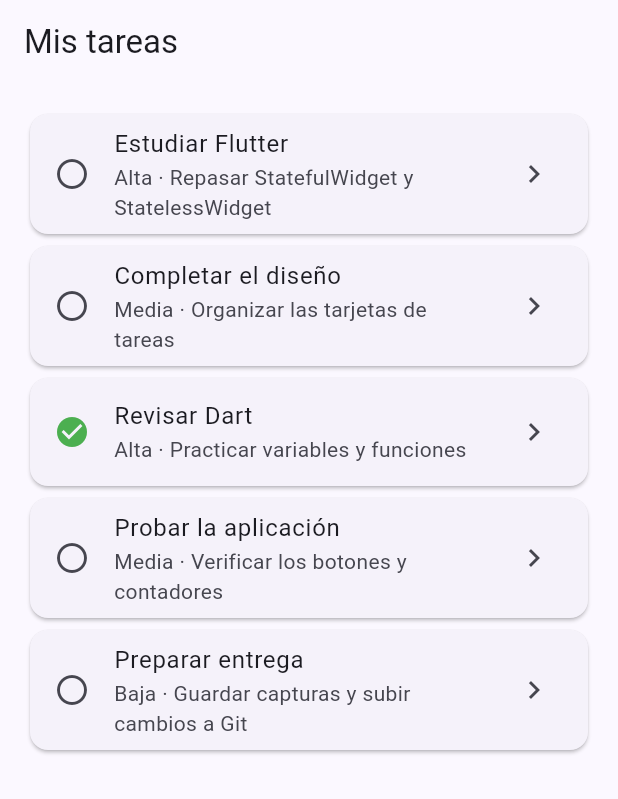
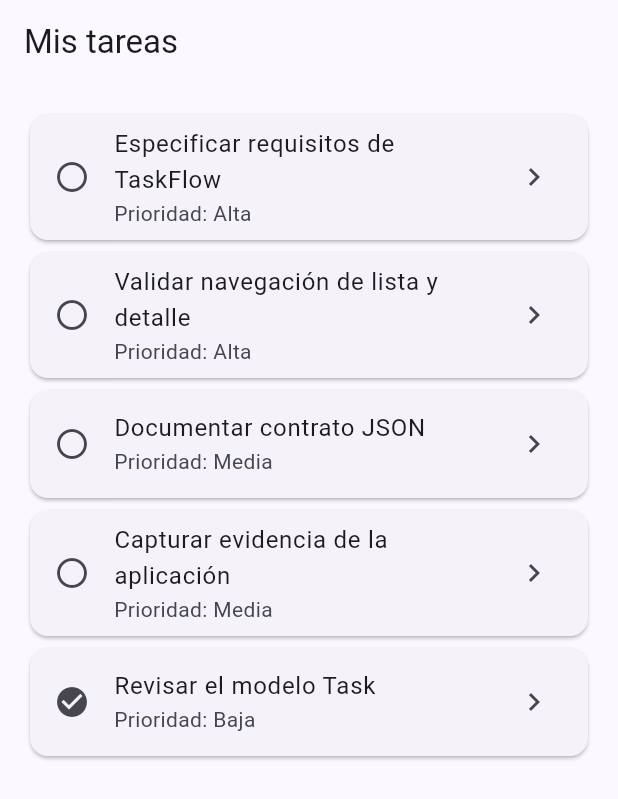
Before and after one commit to JosuePalma1/taskflow, a Flutter app: the screen it shows after launch, on a phone screen of 412 x 824 dp. Shown: the top 799 px of the screen. Run offline on Flutter 3.47's test engine with Material 3 defaults, Android fonts, the phone set to English and light mode, and no system bars; our stand-ins replace go_router.

Commit message:
docs: definir alcance y modelo de TaskFlow

```diff
--- a/lib/main.dart
+++ b/lib/main.dart
@@ -1,9 +1,77 @@
 import 'package:flutter/material.dart';
 import 'package:go_router/go_router.dart';
+
+import 'task.dart';
 
 void main() {
   runApp(const TaskFlowApp());
 }
+
+const demoTasks = <Task>[
+  Task(
+    id: 1,
+    title: 'Especificar requisitos de TaskFlow',
+    description: 'Definir usuario objetivo, historias, criterios y endpoints en el README.',
+    priority: 'Alta',
+    isCompleted: false,
+    userId: 1,
+  ),
+  Task(
+    id: 2,
+    title: 'Validar navegación de lista y detalle',
+    description: 'Abrir cada tarea desde el listado usando su id único.',
+    priority: 'Alta',
+    isCompleted: false,
+    userId: 1,
+  ),
+  Task(
+    id: 3,
+    title: 'Documentar contrato JSON',
+    description:
+        'Incluir id, title, description, priority, isCompleted y userId.',
+    priority: 'Media',
+    isCompleted: false,
+    userId: 1,
+  ),
+  Task(
+    id: 4,
+    title: 'Capturar evidencia de la aplicación',
+    description:
+        'Guardar capturas legibles de la lista y del detalle con estos datos.',
+    priority: 'Media',
+    isCompleted: false,
+    userId: 1,
+  ),
+  Task(
+    id: 5,
+    title: 'Revisar el modelo Task',
+    description:
+        'Comprobar que el modelo representa sus seis campos y parsea JSON.',
+    priority: 'Baja',
+    isCompleted: true,
+    userId: 1,
+  ),
+];
+
+Task? findTask(int? id) {
+  for (final task in demoTasks) {
+    if (task.id == id) return task;
+  }
+  return null;
+}
+
+final appRouter = GoRouter(
+  routes: [
+    GoRoute(path: '/', builder: (context, state) => const TaskListScreen()),
+    GoRoute(
+      path: '/task/:id',
+      builder: (context, state) {
+        final id = int.tryParse(state.pathParameters['id'] ?? '');
+        return TaskDetailScreen(task: findTask(id));
+      },
+    ),
+  ],
+);
 
 class TaskFlowApp extends StatelessWidget {
   const TaskFlowApp({super.key});
@@ -15,187 +83,8 @@ class TaskFlowApp extends StatelessWidget {
       title: 'TaskFlow',
       theme: ThemeData(
         colorScheme: ColorScheme.fromSeed(seedColor: Colors.indigo),
-        useMaterial3: true,
       ),
       routerConfig: appRouter,
-    );
-  }
-}
-
-class Task {
-  const Task({
-    required this.id,
-    required this.title,
-    required this.description,
-    required this.priority,
-    required this.isCompleted,
-  });
-
-  final int id;
-  final String title;
-  final String description;
-  final String priority;
-  final bool isCompleted;
-}
-
-const demoTasks = [
-  Task(
-    id: 1,
-    title: 'Estudiar Flutter',
-    description: 'Repasar StatefulWidget y StatelessWidget',
-    priority: 'Alta',
-    isCompleted: false,
-  ),
-  Task(
-    id: 2,
-    title: 'Completar el diseño',
-    description: 'Organizar las tarjetas de tareas',
-    priority: 'Media',
-    isCompleted: false,
-  ),
-  Task(
-    id: 3,
-    title: 'Revisar Dart',
-    description: 'Practicar variables y funciones',
-    priority: 'Alta',
-    isCompleted: true,
-  ),
-  Task(
-    id: 4,
-    title: 'Probar la aplicación',
-    description: 'Verificar los botones y contadores',
-    priority: 'Media',
-    isCompleted: false,
-  ),
-  Task(
-    id: 5,
-    title: 'Preparar entrega',
-    description: 'Guardar capturas y subir cambios a Git',
-    priority: 'Baja',
-    isCompleted: false,
-  ),
-];
-
-final appRouter = GoRouter(
-  routes: [
-    GoRoute(path: '/', builder: (context, state) => const TaskListScreen()),
-    GoRoute(
-      path: '/task/:id',
-      builder: (context, state) {
-        final taskId = int.parse(state.pathParameters['id']!);
-        return TaskDetailScreen(taskId: taskId);
-      },
-    ),
-  ],
-);
-
-class WelcomeScreen extends StatefulWidget {
-  const WelcomeScreen({super.key});
-
-  @override
-  State<WelcomeScreen> createState() => _WelcomeScreenState();
-}
-
-class _WelcomeScreenState extends State<WelcomeScreen> {
-  final String studentName = 'Josue';
-  int pendingTasks = 3;
-  static const dailyGoal = 5;
-  int completedTasks = 0;
-
-  void _completeTask() {
-    if (pendingTasks == 0) {
-      return;
-    }
-
-    setState(() {
-      pendingTasks--;
-      if (completedTasks < dailyGoal) {
-        completedTasks++;
-      }
-    });
-  }
-
-  void _addTask() {
-    setState(() {
-      pendingTasks++;
-    });
-  }
-
-  @override
-  Widget build(BuildContext context) {
-    final statusMessage = pendingTasks == 0
-        ? '¡Excelente! No tienes tareas pendientes.'
-        : 'Aún tienes tareas por organizar.';
-
-    return Scaffold(
-      appBar: AppBar(title: const Text('TaskFlow'), centerTitle: true),
-      body: Padding(
-        padding: const EdgeInsets.all(24),
-        child: Column(
-          crossAxisAlignment: CrossAxisAlignment.start,
-          children: [
-            Text(
-              '¡Hola, $studentName!',
-              style: Theme.of(context).textTheme.headlineMedium,
-            ),
-            const SizedBox(height: 12),
-            Text(statusMessage),
-            Text('Completadas hoy: $completedTasks de $dailyGoal'),
-            const SizedBox(height: 28),
-            Card(
-              child: Padding(
-                padding: const EdgeInsets.all(20),
-                child: Row(
-                  children: [
-                    const Icon(Icons.pending_actions),
-                    const SizedBox(width: 12),
-                    Text('Tareas pendientes: $pendingTasks'),
-                  ],
-                ),
-              ),
-            ),
-            const SizedBox(height: 24),
-            Wrap(
-              spacing: 12,
-              children: [
-                ElevatedButton.icon(
-                  onPressed: _addTask,
-                  icon: const Icon(Icons.add),
-                  label: const Text('Agregar tarea'),
-                ),
-                OutlinedButton.icon(
-                  onPressed: pendingTasks == 0 ? null : _completeTask,
-                  icon: const Icon(Icons.done),
-                  label: const Text('Completar una tarea'),
-                ),
-              ],
-            ),
-          ],
-        ),
-      ),
-    );
-  }
-}
-
-class TaskCard extends StatelessWidget {
-  const TaskCard({super.key, required this.task, this.onTap});
-
-  final Task task;
-  final VoidCallback? onTap;
-
-  @override
-  Widget build(BuildContext context) {
-    return Card(
-      child: ListTile(
-        onTap: onTap,
-        leading: Icon(
-          task.isCompleted ? Icons.check_circle : Icons.radio_button_unchecked,
-          color: task.isCompleted ? Colors.green : null,
-        ),
-        title: Text(task.title),
-        subtitle: Text('${task.priority} · ${task.description}'),
-        trailing: const Icon(Icons.chevron_right),
-      ),
     );
   }
 }
@@ -212,10 +101,18 @@ class TaskListScreen extends StatelessWidget {
         itemCount: demoTasks.length,
         itemBuilder: (context, index) {
           final task = demoTasks[index];
-
-          return TaskCard(
-            task: task,
+          return Card(
+            child: ListTile(
+              leading: Icon(
+                task.isCompleted
+                    ? Icons.check_circle
+                    : Icons.radio_button_unchecked,
+              ),
+              title: Text(task.title),
+              subtitle: Text('Prioridad: ${task.priority}'),
+              trailing: const Icon(Icons.chevron_right),
               onTap: () => context.push('/task/${task.id}'),
+            ),
           );
         },
       ),
@@ -223,36 +120,37 @@ class TaskListScreen extends StatelessWidget {
   }
 }
 
+class TaskDetailScreen extends StatelessWidget {
+  const TaskDetailScreen({super.key, required this.task});
 
-class TaskDetailScreen extends StatelessWidget {
-  const TaskDetailScreen({super.key, required this.taskId});
-
-  final int taskId;
+  final Task? task;
 
   @override
   Widget build(BuildContext context) {
-    final task = demoTasks.firstWhere((item) => item.id == taskId);
-
+    final selected = task;
     return Scaffold(
       appBar: AppBar(title: const Text('Detalle de tarea')),
       body: Padding(
         padding: const EdgeInsets.all(24),
-        child: Column(
+        child: selected == null
+            ? const Text('No se encontró esta tarea.')
+            : Column(
                 crossAxisAlignment: CrossAxisAlignment.start,
                 children: [
-            Text(task.title, style: Theme.of(context).textTheme.headlineSmall),
+                  Text(
+                    selected.title,
+                    style: Theme.of(context).textTheme.headlineSmall,
+                  ),
                   const SizedBox(height: 16),
-            Text(task.description),
+                  Text(selected.description),
                   const SizedBox(height: 16),
-            Chip(label: Text('Prioridad: ${task.priority}')),
-            const SizedBox(height: 12),
-            Text(task.isCompleted ? 'Estado: completada' : 'Estado: pendiente'),
-            const Spacer(),
-            FilledButton.tonalIcon(
-              onPressed: () => context.pop(),
-              icon: const Icon(Icons.arrow_back),
-              label: const Text('Volver al listado'),
+                  Text('Prioridad: ${selected.priority}'),
+                  Text(
+                    selected.isCompleted
+                        ? 'Estado: completada'
+                        : 'Estado: pendiente',
                   ),
+                  Text('Usuario: ${selected.userId}'),
                 ],
               ),
       ),
--- /dev/null
+++ b/lib/task.dart
@@ -0,0 +1,28 @@
+class Task {
+  const Task({
+    required this.id,
+    required this.title,
+    required this.description,
+    required this.priority,
+    required this.isCompleted,
+    required this.userId,
+  });
+
+  final int id;
+  final String title;
+  final String description;
+  final String priority;
+  final bool isCompleted;
+  final int userId;
+
+  factory Task.fromJson(Map<String, dynamic> json) {
+    return Task(
+      id: json['id'] as int,
+      title: json['title'] as String,
+      description: json['description'] as String,
+      priority: json['priority'] as String,
+      isCompleted: json['isCompleted'] as bool,
+      userId: json['userId'] as int,
+    );
+  }
+}
```
Also changed, not shown: 1 other file. Lines whose indentation alone changed are shown as unchanged.
